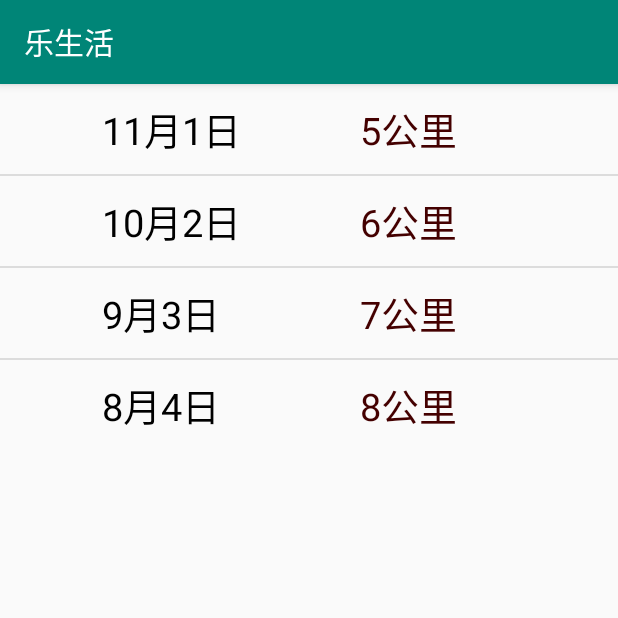
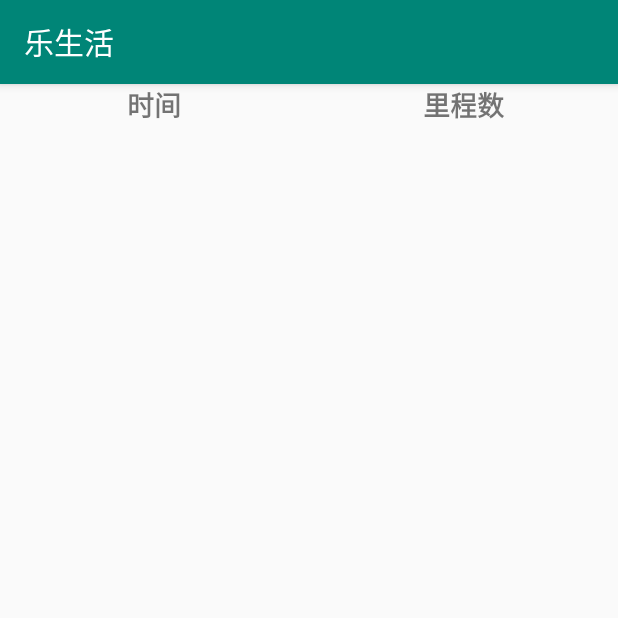
Before and after one commit to yddjyy/map, an Android app: the history screen opened directly, with no data from a screen before it, on a phone screen of 412 x 824 dp, the top half of it. Run offline under Robolectric (Android 15) with nearby library versions, the phone set to English and light mode, and no system bars.

Commit message:
1月2日早添加了查询历史记录

```diff
--- a/app/src/main/java/com/my/map/history.java
+++ b/app/src/main/java/com/my/map/history.java
@@ -2,9 +2,14 @@ package com.my.map;
 
 import androidx.appcompat.app.AppCompatActivity;
 
+import android.content.Intent;
 import android.os.Bundle;
 import android.widget.ListView;
 import android.widget.SimpleAdapter;
+
+
+import org.json.JSONArray;
+import org.json.JSONObject;
 
 import java.util.ArrayList;
 import java.util.HashMap;
@@ -19,11 +24,17 @@ public class history extends AppCompatActivity {
     protected void onCreate(Bundle savedInstanceState) {
         super.onCreate(savedInstanceState);
         setContentView(R.layout.activity_history);
+        Intent  intent =getIntent();
+        String jsonString = intent.getStringExtra("data");
+        JSONArray jsonArray=null;
+        try {
+             jsonArray = new JSONArray(jsonString);
         List<Map<String,Object>> maplist=new ArrayList<Map<String,Object>>();
-        for(int i=0;i<times.length;i++){
+        for(int i=0;i<jsonArray.length();i++){
+           JSONObject jsonObject = jsonArray.getJSONObject(i);
             Map<String,Object> listItem=new HashMap<String, Object>();
-            listItem.put("times",times[i]);
-            listItem.put("kilometer",kilometer[i]);
+            listItem.put("times",jsonObject.optString("starttime",null));
+            listItem.put("kilometer",jsonObject.optString("mileage"));
             maplist.add(listItem);
         }
         SimpleAdapter simpleAdapter=new SimpleAdapter(this,maplist,R.layout.simple_layout,
@@ -31,5 +42,8 @@ public class history extends AppCompatActivity {
                 new int[]{R.id.times,R.id.kilometer});
         ListView listView =(ListView) findViewById(R.id.mylist);
         listView.setAdapter(simpleAdapter);
+        }catch (Exception  e){
+
+        }
     }
 }
--- a/app/src/main/res/layout/activity_history.xml
+++ b/app/src/main/res/layout/activity_history.xml
@@ -4,8 +4,28 @@
     xmlns:tools="http://schemas.android.com/tools"
     android:layout_width="match_parent"
     android:layout_height="match_parent"
-    android:orientation="horizontal"
+    android:orientation="vertical"
     tools:context=".history">
+    <LinearLayout
+        android:layout_width="match_parent"
+        android:layout_height="wrap_content">
+        <TextView
+            android:layout_width="0dp"
+            android:layout_height="wrap_content"
+            android:layout_weight="1"
+            android:textSize="18sp"
+            android:gravity="center"
+            android:textStyle="bold"
+            android:text="时间"/>
+        <TextView
+            android:layout_width="0dp"
+            android:layout_height="wrap_content"
+            android:layout_weight="1"
+            android:textSize="18sp"
+            android:gravity="center"
+            android:textStyle="bold"
+            android:text="里程数"/>
+    </LinearLayout>
 
     <ListView
         android:id="@+id/mylist"
--- a/app/src/main/res/layout/simple_layout.xml
+++ b/app/src/main/res/layout/simple_layout.xml
@@ -2,12 +2,7 @@
 <LinearLayout xmlns:android="http://schemas.android.com/apk/res/android"
     android:layout_width="match_parent"
     android:layout_height="wrap_content">
-    <ImageView
-        android:id="@+id/hi_header"
-        android:layout_width="60dp"
-        android:layout_height="60dp"
-        android:paddingLeft="16dp">
-    </ImageView>
+
     <LinearLayout
         android:layout_width="match_parent"
         android:layout_height="wrap_content"
@@ -15,17 +10,19 @@
         android:paddingLeft="8dp">
         <TextView
             android:id="@+id/times"
-            android:layout_width="match_parent"
+            android:layout_width="0dp"
             android:layout_height="match_parent"
             android:layout_weight="1"
             android:textSize="25sp"
+            android:gravity="center"
             android:textColor="#000"></TextView>
         <TextView
             android:id="@+id/kilometer"
-            android:layout_width="match_parent"
+            android:layout_width="0dp"
             android:layout_height="match_parent"
             android:layout_weight="1"
             android:textColor="#400"
+            android:gravity="center"
             android:textSize="25sp"></TextView>
 
     </LinearLayout>
```
Also changed, not shown: app/src/main/java/com/my/map/ui/notifications/NotificationsFragment.java (+58 -3 lines).
